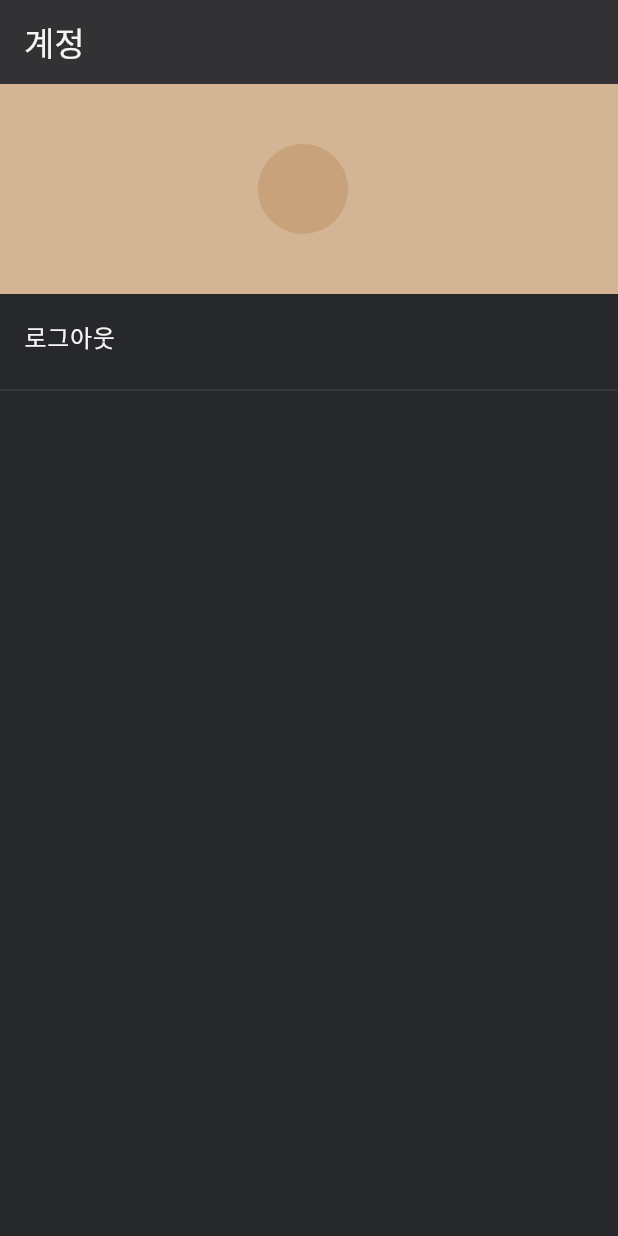
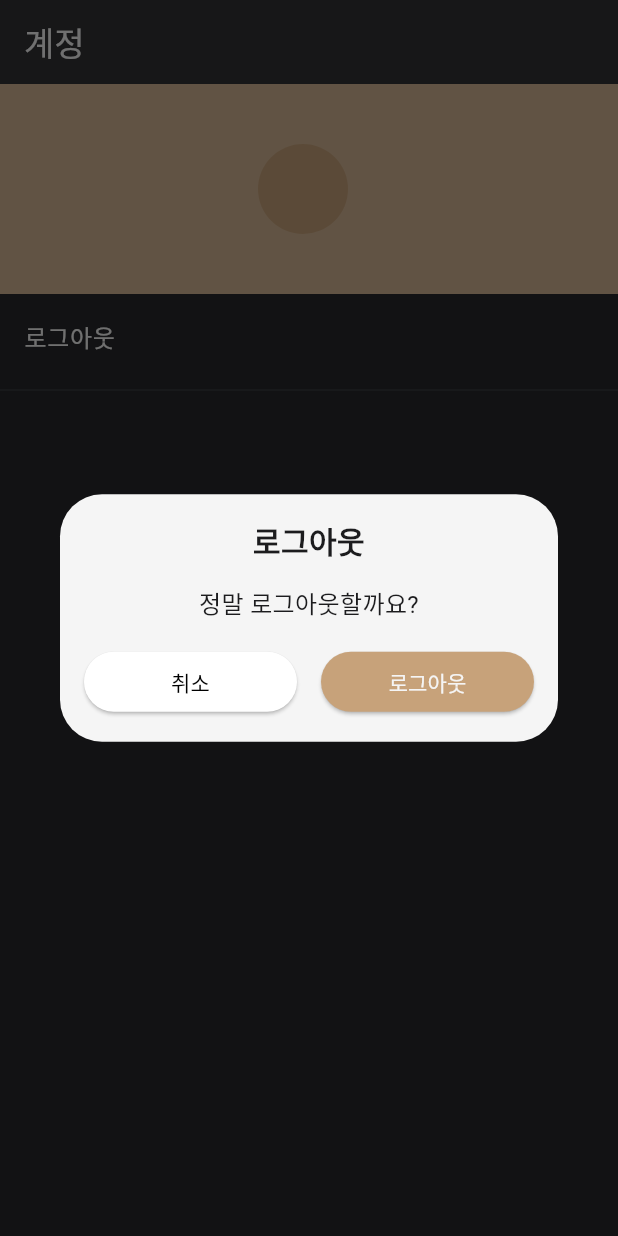
Before and after one commit to niw5924/smart-feeder-remote, a Flutter app: the AccountScreen screen opened by its route, after a tap on "로그아웃", on a phone screen of 412 x 824 dp. Run offline on Flutter 3.47's test engine with Material 3 defaults, Android fonts, the light colour scheme and no system bars; drawn by our look-alikes of loader_overlay; our stand-ins replace device_info_plus, dio, firebase_auth, firebase_core, flutter_dotenv, flutter_phoenix and 9 more; missing offline and left inert: mqtt_client, wifi_iot; accounts and stored records are empty; generated files the repository leaves out were written again.

Commit message:
feat: 앱 공용 팝업 + 로그아웃시 팝업

```diff
--- a/lib/screens/info/account/account_screen.dart
+++ b/lib/screens/info/account/account_screen.dart
@@ -4,6 +4,7 @@ import 'package:flutter_phoenix/flutter_phoenix.dart';
 import '../../../services/auth/auth_service.dart';
 import '../../../theme/app_colors.dart';
 import '../../../utils/log_utils.dart';
+import '../../../widgets/dialogs/app_confirm_dialog.dart';
 import '../../../widgets/list_tiles/app_list_tile.dart';
 
 class AccountScreen extends StatelessWidget {
@@ -66,6 +67,18 @@ class AccountScreen extends StatelessWidget {
               onDark: true,
               title: '로그아웃',
               onTap: () async {
+                final confirmed = await showDialog<bool>(
+                  context: context,
+                  builder: (ctx) => const AppConfirmDialog(
+                    title: '로그아웃',
+                    content: '정말 로그아웃할까요?',
+                    confirmText: '로그아웃',
+                    cancelText: '취소',
+                  ),
+                );
+
+                if (confirmed != true) return;
+
                 await AuthService.signOut();
                 Phoenix.rebirth(context);
               },
--- /dev/null
+++ b/lib/widgets/dialogs/app_confirm_dialog.dart
@@ -0,0 +1,72 @@
+import 'package:flutter/material.dart';
+
+import '../../theme/app_colors.dart';
+import '../buttons/app_text_button.dart';
+
+class AppConfirmDialog extends StatelessWidget {
+  final String title;
+  final String content;
+  final String confirmText;
+  final String cancelText;
+
+  const AppConfirmDialog({
+    super.key,
+    required this.title,
+    required this.content,
+    this.confirmText = '확인',
+    this.cancelText = '취소',
+  });
+
+  @override
+  Widget build(BuildContext context) {
+    return Dialog(
+      backgroundColor: AppColors.secondary,
+      child: Padding(
+        padding: const EdgeInsets.all(16),
+        child: Column(
+          mainAxisSize: MainAxisSize.min,
+          children: [
+            Text(
+              title,
+              style: const TextStyle(
+                color: AppColors.textOnLight,
+                fontSize: 20,
+                fontWeight: FontWeight.bold,
+              ),
+              textAlign: TextAlign.center,
+            ),
+            const SizedBox(height: 16),
+            Text(
+              content,
+              style: const TextStyle(
+                color: AppColors.textOnLight,
+                fontSize: 16,
+              ),
+              textAlign: TextAlign.center,
+            ),
+            const SizedBox(height: 16),
+            Row(
+              children: [
+                Expanded(
+                  child: AppTextButton(
+                    label: cancelText,
+                    onPressed: () => Navigator.of(context).pop(false),
+                  ),
+                ),
+                const SizedBox(width: 16),
+                Expanded(
+                  child: AppTextButton(
+                    bgColor: AppColors.primary,
+                    fgColor: AppColors.secondary,
+                    label: confirmText,
+                    onPressed: () => Navigator.of(context).pop(true),
+                  ),
+                ),
+              ],
+            ),
+          ],
+        ),
+      ),
+    );
+  }
+}
```
